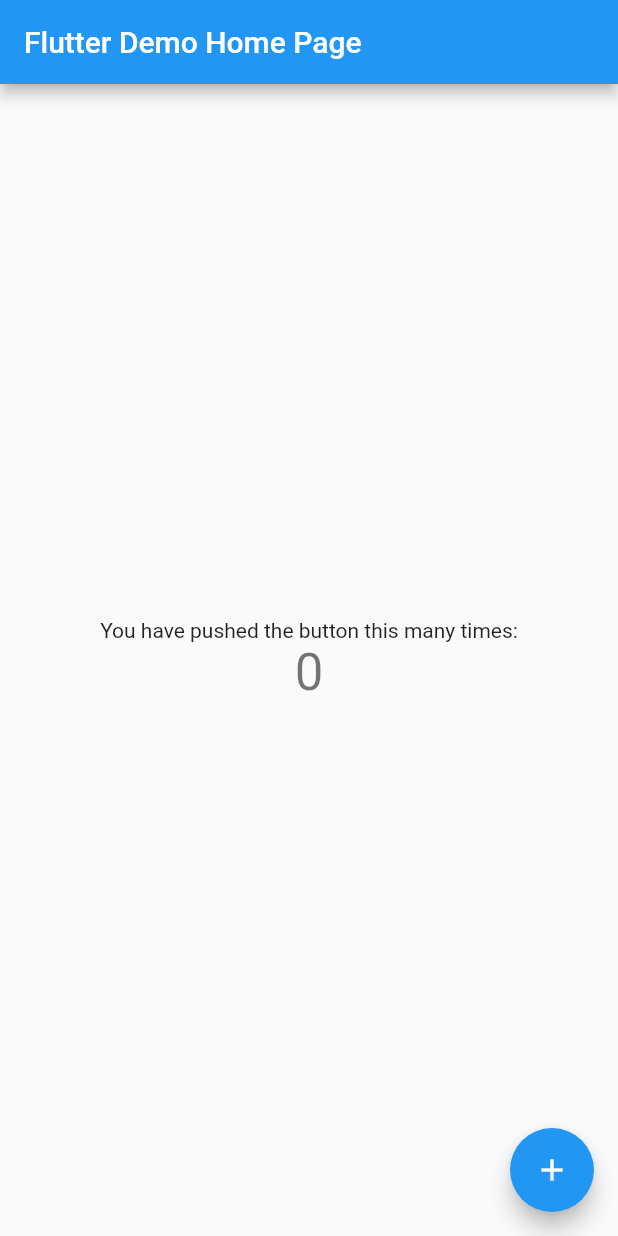
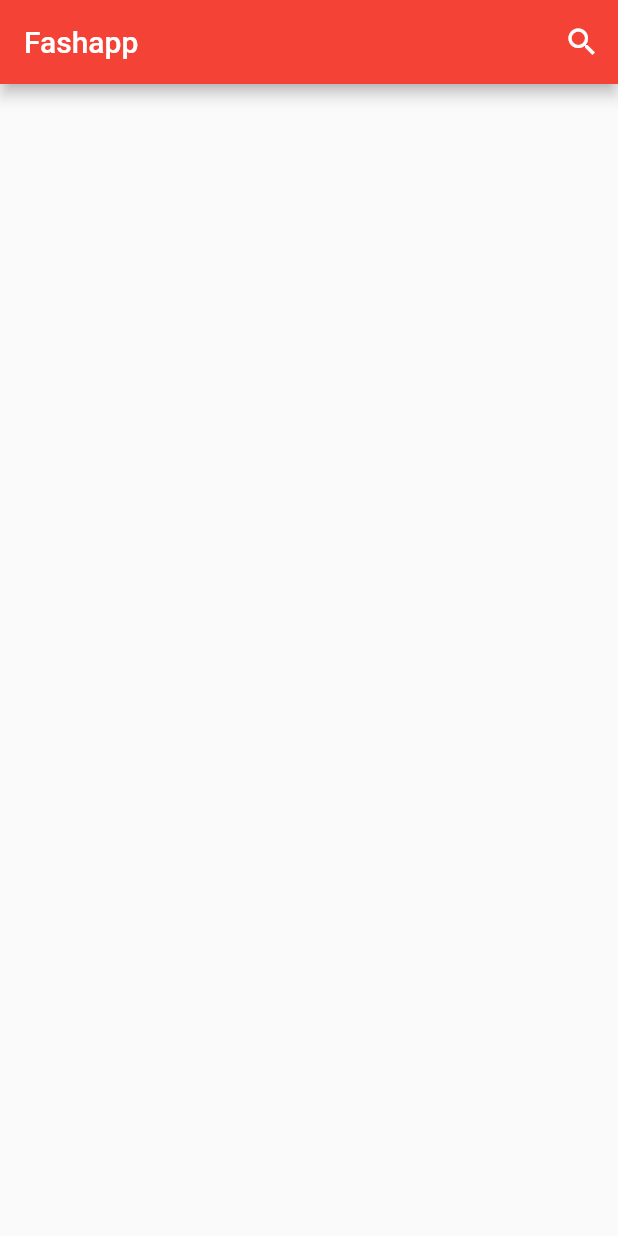
Before and after one commit to MahmoudSelmy/flutter_app, a Flutter app: the screen it shows after launch, on a phone screen of 412 x 824 dp. Run offline on Flutter 3.47's test engine with Material 2 defaults, Android fonts, the phone set to English and light mode, and no system bars.

```diff
--- a/lib/main.dart
+++ b/lib/main.dart
@@ -1,111 +1,30 @@
 import 'package:flutter/material.dart';
 
-void main() => runApp(MyApp());
+void main()
+{
+  runApp(MaterialApp(
+    debugShowCheckedModeBanner: false,
+    home: HomePage(),
+  ));
+}
 
-class MyApp extends StatelessWidget {
-  // This widget is the root of your application.
+class HomePage extends StatefulWidget {
   @override
-  Widget build(BuildContext context) {
-    return MaterialApp(
-      title: 'Flutter Demo',
-      theme: ThemeData(
-        // This is the theme of your application.
-        //
-        // Try running your application with "flutter run". You'll see the
-        // application has a blue toolbar. Then, without quitting the app, try
-        // changing the primarySwatch below to Colors.green and then invoke
-        // "hot reload" (press "r" in the console where you ran "flutter run",
-        // or simply save your changes to "hot reload" in a Flutter IDE).
-        // Notice that the counter didn't reset back to zero; the application
-        // is not restarted.
-        primarySwatch: Colors.blue,
+  _HomePageState createState() => _HomePageState();
+}
+
+class _HomePageState extends State<HomePage> {
+  @override
+  Widget build(BuildContext context)
+  {
+    return Scaffold(
+      appBar: new AppBar(
+        backgroundColor: Colors.red,
+        title: Text('Fashapp'),
+        actions: <Widget>[
+          new IconButton(icon: new Icon(Icons.search, color: Colors.white), onPressed: (){})
+        ],
       ),
-      home: MyHomePage(title: 'Flutter Demo Home Page'),
     );
   }
 }
-
-class MyHomePage extends StatefulWidget {
-  MyHomePage({Key key, this.title}) : super(key: key);
-
-  // This widget is the home page of your application. It is stateful, meaning
-  // that it has a State object (defined below) that contains fields that affect
-  // how it looks.
-
-  // This class is the configuration for the state. It holds the values (in this
-  // case the title) provided by the parent (in this case the App widget) and
-  // used by the build method of the State. Fields in a Widget subclass are
-  // always marked "final".
-
-  final String title;
-
-  @override
-  _MyHomePageState createState() => _MyHomePageState();
-}
-
-class _MyHomePageState extends State<MyHomePage> {
-  int _counter = 0;
-
-  void _incrementCounter() {
-    setState(() {
-      // This call to setState tells the Flutter framework that something has
-      // changed in this State, which causes it to rerun the build method below
-      // so that the display can reflect the updated values. If we changed
-      // _counter without calling setState(), then the build method would not be
-      // called again, and so nothing would appear to happen.
-      _counter++;
-    });
-  }
-
-  @override
-  Widget build(BuildContext context) {
-    // This method is rerun every time setState is called, for instance as done
-    // by the _incrementCounter method above.
-    //
-    // The Flutter framework has been optimized to make rerunning build methods
-    // fast, so that you can just rebuild anything that needs updating rather
-    // than having to individually change instances of widgets.
-    return Scaffold(
-      appBar: AppBar(
-        // Here we take the value from the MyHomePage object that was created by
-        // the App.build method, and use it to set our appbar title.
-        title: Text(widget.title),
-      ),
-      body: Center(
-        // Center is a layout widget. It takes a single child and positions it
-        // in the middle of the parent.
-        child: Column(
-          // Column is also a layout widget. It takes a list of children and
-          // arranges them vertically. By default, it sizes itself to fit its
-          // children horizontally, and tries to be as tall as its parent.
-          //
-          // Invoke "debug painting" (press "p" in the console, choose the
-          // "Toggle Debug Paint" action from the Flutter Inspector in Android
-          // Studio, or the "Toggle Debug Paint" command in Visual Studio Code)
-          // to see the wireframe for each widget.
-          //
-          // Column has various properties to control how it sizes itself and
-          // how it positions its children. Here we use mainAxisAlignment to
-          // center the children vertically; the main axis here is the vertical
-          // axis because Columns are vertical (the cross axis would be
-          // horizontal).
-          mainAxisAlignment: MainAxisAlignment.center,
-          children: <Widget>[
-            Text(
-              'You have pushed the button this many times:',
-            ),
-            Text(
-              '$_counter',
-              style: Theme.of(context).textTheme.display1,
-            ),
-          ],
-        ),
-      ),
-      floatingActionButton: FloatingActionButton(
-        onPressed: _incrementCounter,
-        tooltip: 'Increment',
-        child: Icon(Icons.add),
-      ), // This trailing comma makes auto-formatting nicer for build methods.
-    );
-  }
-}
```
Also changed, not shown: images/flutter_ecommerce.jpg (added), images/ggg.png (added), images/goog.png (added), images/google.png (added), images/home.jpg (added), images/img.png (added), images/img1.png (added), images/img2.png (added), images/lg.png (added), images/login.svg (added), images/m1.jpeg (added), images/m2.jpg (added), images/sign.jpg (added), images/signup.svg (added).
